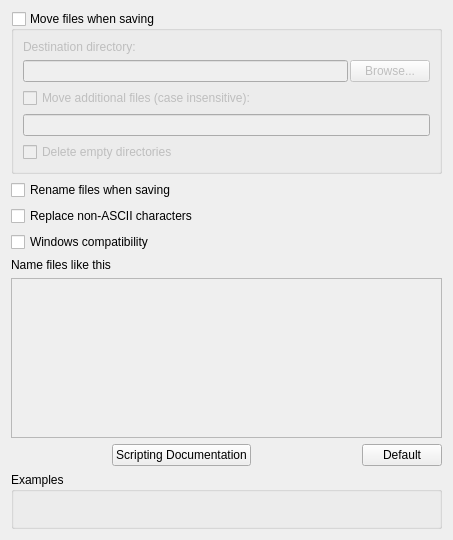
First picture: the form in ui/options_renaming.ui, repository metabrainz/picard, before the edit.
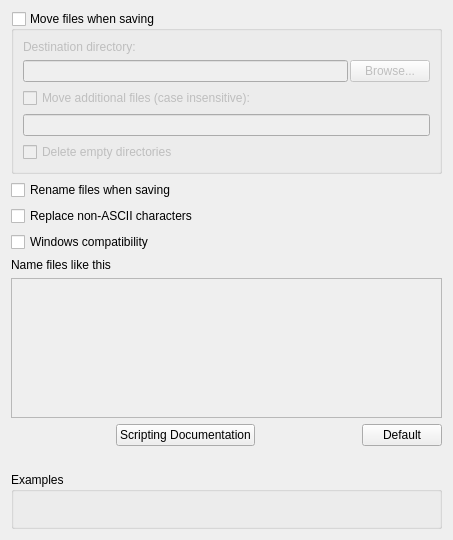
Second picture: the form after the edit. Custom widgets are drawn as their Qt base class.

Commit message: PICARD-2187: Fixed display of scripting error in renaming options

What changed in the file:
```diff
--- a/ui/options_renaming.ui
+++ b/ui/options_renaming.ui
@@ -19,7 +19,7 @@
     <verstretch>0</verstretch>
    </sizepolicy>
   </property>
-  <layout class="QVBoxLayout" name="verticalLayout_5" stretch="0,0,0,0,0,0,0,0">
+  <layout class="QVBoxLayout" name="verticalLayout_5" stretch="0,0,0,0,0,0,0,0,0">
    <item>
     <widget class="QGroupBox" name="move_files">
      <property name="title">
@@ -199,16 +199,6 @@
        </property>
       </spacer>
      </item>
-     <item>
-      <widget class="QLabel" name="renaming_error">
-       <property name="text">
-        <string/>
-       </property>
-       <property name="alignment">
-        <set>Qt::AlignCenter</set>
-       </property>
-      </widget>
-     </item>
      <item>
       <widget class="QPushButton" name="file_naming_format_default">
        <property name="sizePolicy">
@@ -230,6 +220,16 @@
      </item>
     </layout>
    </item>
+   <item>
+    <widget class="QLabel" name="renaming_error">
+     <property name="text">
+      <string/>
+     </property>
+     <property name="alignment">
+      <set>Qt::AlignCenter</set>
+     </property>
+    </widget>
+   </item>
    <item>
     <widget class="QGroupBox" name="groupBox">
      <property name="title">
```
The commit also changes 1 other file.
